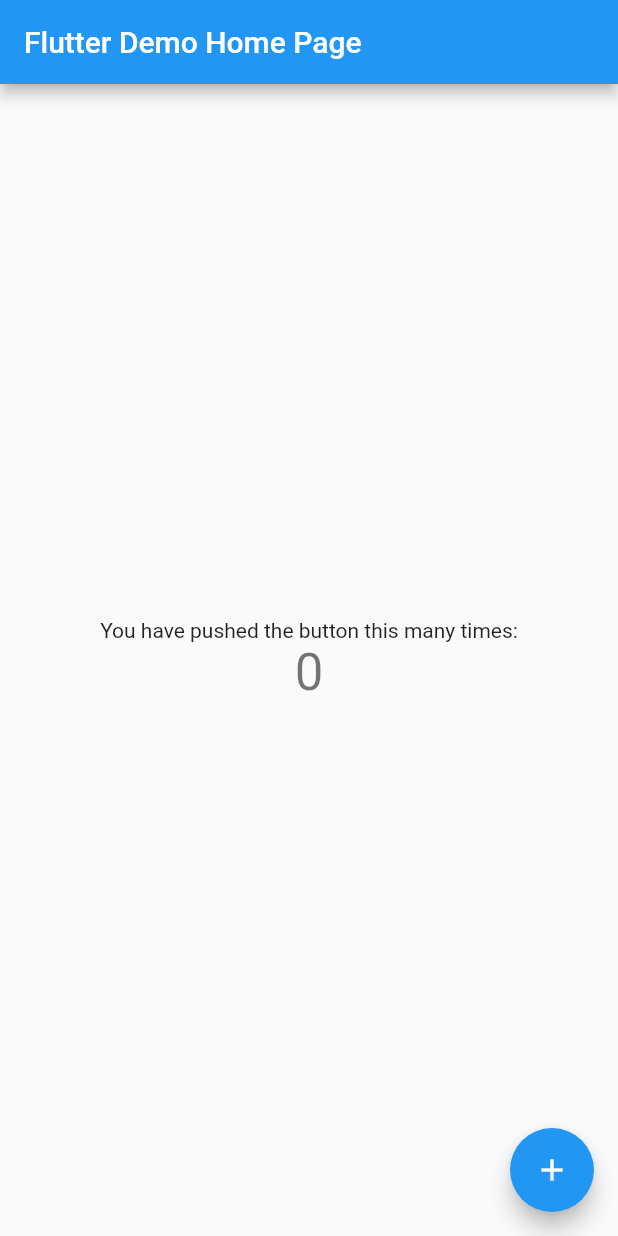
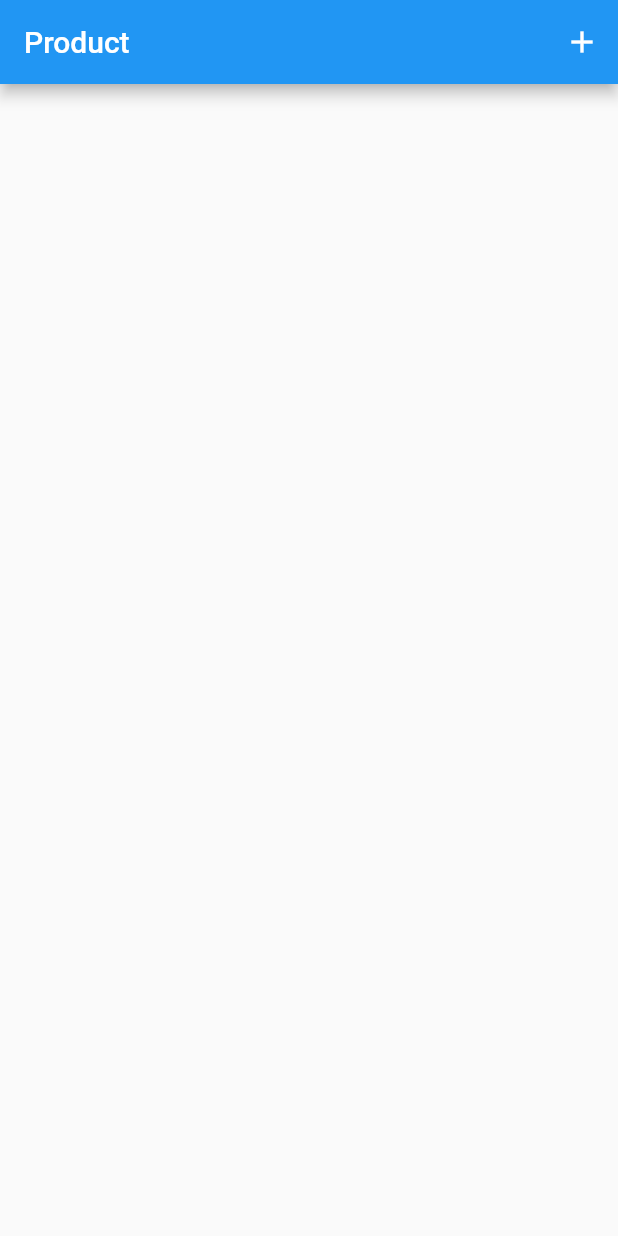
Before and after one commit to IGICOCORO/flutest, a Flutter app: the screen it shows after launch, on a phone screen of 412 x 824 dp. Run offline on Flutter 3.47's test engine with Material 2 defaults, Android fonts, the phone set to English and light mode, and no system bars; our stand-ins replace isar; accounts and stored records are empty; generated files the repository leaves out were written again.

```diff
--- a/lib/collection/category.dart
+++ b/lib/collection/category.dart
@@ -1,7 +1,9 @@
 import 'package:isar/isar.dart';
+part 'category.g.dart';
 
 @Collection()
 class Category {
   Id? id = Isar.autoIncrement;
+  @Index(unique: true)
   late String name;
 }
--- a/lib/collection/product.dart
+++ b/lib/collection/product.dart
@@ -1,9 +1,13 @@
 import 'package:isar/isar.dart';
+import 'category.dart';
+part 'product.g.dart';
 
 @Collection()
 class Product {
   Id? id =Isar.autoIncrement;
   late String name;
-  late String category;
+  @Index(composite: [CompositeIndex('name')])
+  final category = IsarLink<Category>();
+  late float price;
   late int quantity;
 }
--- a/lib/main.dart
+++ b/lib/main.dart
@@ -1,115 +1,60 @@
 import 'package:flutter/material.dart';
+import 'package:isar/isar.dart';
+import 'package:flutest/collection/category.dart';
+import 'package:flutest/collection/product.dart';
+import 'package:path_provider/path_provider.dart';
+import 'package:flutest/screens/create_product.dart';
 
-void main() {
-  runApp(const MyApp());
+void main() async {
+  WidgetsFlutterBinding.ensureInitialized();
+  final dir = await getApplicationSupportDirectory();
+  final isar = await Isar.open([ProductSchema, CategorySchema], directory: dir.path);
+  runApp(MyApp(isar: isar));
 }
 
 class MyApp extends StatelessWidget {
-  const MyApp({super.key});
+  final Isar isar;
+  const MyApp({Key? key, required this.isar}) : super(key: key);
 
-  // This widget is the root of your application.
   @override
   Widget build(BuildContext context) {
     return MaterialApp(
-      title: 'Flutter Demo',
+      title: 'flutest',
       theme: ThemeData(
-        // This is the theme of your application.
-        //
-        // Try running your application with "flutter run". You'll see the
-        // application has a blue toolbar. Then, without quitting the app, try
-        // changing the primarySwatch below to Colors.green and then invoke
-        // "hot reload" (press "r" in the console where you ran "flutter run",
-        // or simply save your changes to "hot reload" in a Flutter IDE).
-        // Notice that the counter didn't reset back to zero; the application
-        // is not restarted.
         primarySwatch: Colors.blue,
       ),
-      home: const MyHomePage(title: 'Flutter Demo Home Page'),
+      home: MainPage(isar: isar),
+      debugShowCheckedModeBanner: false,
     );
   }
 }
 
-class MyHomePage extends StatefulWidget {
-  const MyHomePage({super.key, required this.title});
-
-  // This widget is the home page of your application. It is stateful, meaning
-  // that it has a State object (defined below) that contains fields that affect
-  // how it looks.
-
-  // This class is the configuration for the state. It holds the values (in this
-  // case the title) provided by the parent (in this case the App widget) and
-  // used by the build method of the State. Fields in a Widget subclass are
-  // always marked "final".
-
-  final String title;
+class MainPage extends StatefulWidget {
+  final Isar isar;
+  const MainPage({Key? key, required this.isar}) : super(key: key);
 
   @override
-  State<MyHomePage> createState() => _MyHomePageState();
+  State<MainPage> createState() => _MainPageState();
 }
 
-class _MyHomePageState extends State<MyHomePage> {
-  int _counter = 0;
-
-  void _incrementCounter() {
-    setState(() {
-      // This call to setState tells the Flutter framework that something has
-      // changed in this State, which causes it to rerun the build method below
-      // so that the display can reflect the updated values. If we changed
-      // _counter without calling setState(), then the build method would not be
-      // called again, and so nothing would appear to happen.
-      _counter++;
-    });
-  }
-
+class _MainPageState extends State<MainPage> {
   @override
   Widget build(BuildContext context) {
-    // This method is rerun every time setState is called, for instance as done
-    // by the _incrementCounter method above.
-    //
-    // The Flutter framework has been optimized to make rerunning build methods
-    // fast, so that you can just rebuild anything that needs updating rather
-    // than having to individually change instances of widgets.
     return Scaffold(
       appBar: AppBar(
-        // Here we take the value from the MyHomePage object that was created by
-        // the App.build method, and use it to set our appbar title.
-        title: Text(widget.title),
+        title: const Text("Product"),
+        actions: [
+          IconButton(
+              onPressed: () {
+                Navigator.push(
+                    context,
+                    MaterialPageRoute(
+                        builder: (context) =>
+                            CreateProduct(isar: widget.isar)));
+              },
+              icon: const Icon(Icons.add))
+        ],
       ),
-      body: Center(
-        // Center is a layout widget. It takes a single child and positions it
-        // in the middle of the parent.
-        child: Column(
-          // Column is also a layout widget. It takes a list of children and
-          // arranges them vertically. By default, it sizes itself to fit its
-          // children horizontally, and tries to be as tall as its parent.
-          //
-          // Invoke "debug painting" (press "p" in the console, choose the
-          // "Toggle Debug Paint" action from the Flutter Inspector in Android
-          // Studio, or the "Toggle Debug Paint" command in Visual Studio Code)
-          // to see the wireframe for each widget.
-          //
-          // Column has various properties to control how it sizes itself and
-          // how it positions its children. Here we use mainAxisAlignment to
-          // center the children vertically; the main axis here is the vertical
-          // axis because Columns are vertical (the cross axis would be
-          // horizontal).
-          mainAxisAlignment: MainAxisAlignment.center,
-          children: <Widget>[
-            const Text(
-              'You have pushed the button this many times:',
-            ),
-            Text(
-              '$_counter',
-              style: Theme.of(context).textTheme.headline4,
-            ),
-          ],
-        ),
-      ),
-      floatingActionButton: FloatingActionButton(
-        onPressed: _incrementCounter,
-        tooltip: 'Increment',
-        child: const Icon(Icons.add),
-      ), // This trailing comma makes auto-formatting nicer for build methods.
     );
   }
 }
--- a/pubspec.yaml
+++ b/pubspec.yaml
@@ -38,10 +38,15 @@ dependencies:
   cupertino_icons: ^1.0.2
   flutter_bloc: ^8.1.1
   isar: ^3.0.5
+  isar_flutter_libs: ^3.0.5
+  path_provider: ^2.0.12
+  isar_generator: ^3.0.5
 
 dev_dependencies:
   flutter_test:
     sdk: flutter
+
+  build_runner: ^2.3.2
 
   # The "flutter_lints" package below contains a set of recommended lints to
   # encourage good coding practices. The lint set provided by the package is
```
Also changed, not shown: lib/collection/category.g.dart (added), lib/collection/product.g.dart (added), pubspec.lock, 1 other file.
